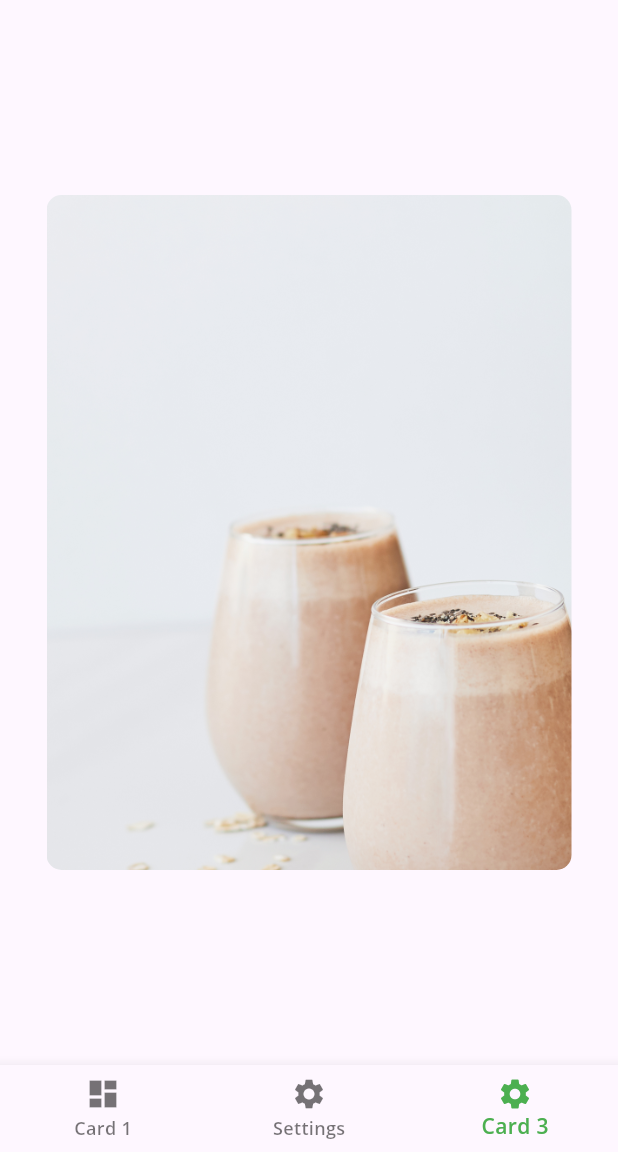
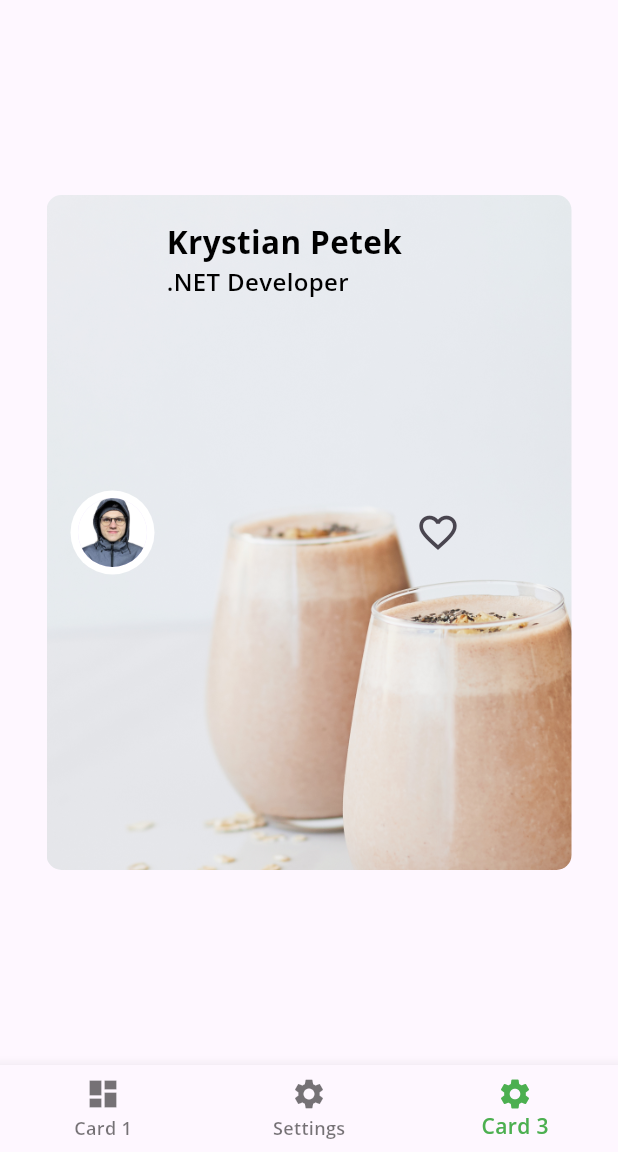
Before and after one commit to krystianpetek/LearningFlutter, a Flutter app: the screen it shows after launch, item 3 of the bottom bar chosen, on a phone screen of 412 x 824 dp, the part 84-1236 px from its top. Run offline on Flutter 3.47's test engine with Material 2 defaults, Android fonts, the phone set to English and light mode, and no system bars; our stand-ins replace google_fonts.

Commit message:
Created CircleImage widget to place author photo in circular white border frame Created AuthorCard widget with photo, name and favorite icon which handle event onPressed after click it invoke snackBar

```diff
--- /dev/null
+++ b/book-flutter_apprentice/two_foodapp/lib/cards/author_card.dart
@@ -0,0 +1,57 @@
+import 'package:flutter/material.dart';
+import 'package:two_foodapp/circle_image.dart';
+import 'package:two_foodapp/foodapp_theme.dart';
+
+class AuthorCard extends StatelessWidget {
+  const AuthorCard({
+    super.key,
+    required this.authorName,
+    required this.title,
+    this.imageProvider,
+  });
+
+  final String authorName;
+  final String title;
+  final ImageProvider? imageProvider;
+
+  @override
+  Widget build(BuildContext context) {
+    return Container(
+      padding: const EdgeInsets.all(16.0),
+      child: Row(
+        children: [
+          Row(
+            children: [
+              CircleImage(
+                imageRadius: 28,
+                imageProvider: imageProvider,
+              ),
+              const SizedBox(width: 8),
+              Column(
+                crossAxisAlignment: CrossAxisAlignment.start,
+                children: [
+                  Text(
+                    authorName,
+                    style: FoodAppTheme.lightTextTheme.headlineMedium,
+                  ),
+                  Text(
+                    title,
+                    style: FoodAppTheme.lightTextTheme.headlineSmall,
+                  ),
+                ],
+              )
+            ],
+          ),
+          IconButton(
+            onPressed: () {
+              const snackBar = SnackBar(content: Text('Favorite Pressed'));
+              ScaffoldMessenger.of(context).showSnackBar(snackBar);
+            },
+            icon: const Icon(Icons.favorite_border),
+            iconSize: 30,
+          )
+        ],
+      ),
+    );
+  }
+}
--- a/book-flutter_apprentice/two_foodapp/lib/cards/card2.dart
+++ b/book-flutter_apprentice/two_foodapp/lib/cards/card2.dart
@@ -1,4 +1,5 @@
 import 'package:flutter/material.dart';
+import 'package:two_foodapp/cards/author_card.dart';
 
 class Card2 extends StatelessWidget {
   const Card2({super.key});
@@ -17,7 +18,11 @@ class Card2 extends StatelessWidget {
             Radius.circular(10.0),
           ),
         ),
-        child: Column(),
+        child: const AuthorCard(
+          authorName: 'Krystian Petek',
+          title: '.NET Developer',
+          imageProvider: AssetImage('assets/author.jpg'),
+        ),
       ),
     );
   }
--- /dev/null
+++ b/book-flutter_apprentice/two_foodapp/lib/circle_image.dart
@@ -0,0 +1,23 @@
+import 'package:flutter/material.dart';
+
+class CircleImage extends StatelessWidget {
+  const CircleImage({
+    super.key,
+    required this.imageRadius,
+    this.imageProvider,
+  });
+
+  final double imageRadius;
+  final ImageProvider? imageProvider;
+  @override
+  Widget build(BuildContext context) {
+    return CircleAvatar(
+      backgroundColor: Colors.white,
+      radius: imageRadius,
+      child: CircleAvatar(
+        radius: imageRadius - 5,
+        backgroundImage: imageProvider,
+      ),
+    );
+  }
+}
```
